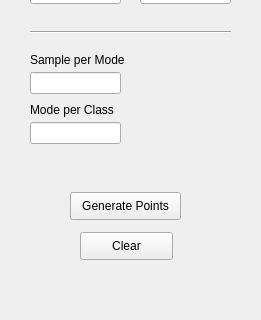
Qt form Gui_plot.ui (SonTonyD/Lodz_IA_introduction) before a commit; both pictures show x 0 to 261 and y 148 to 468 of the 261 by 468 pixel window.
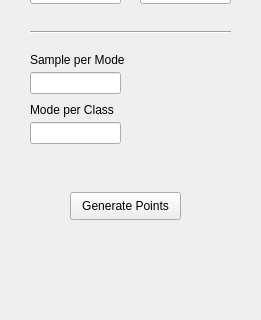
The same form after that commit.

Commit message: remove clear button from gui

```diff
--- a/Gui_plot.ui
+++ b/Gui_plot.ui
@@ -2,6 +2,14 @@
 <ui version="4.0">
  <class>Form</class>
  <widget class="QWidget" name="Form">
+  <property name="geometry">
+   <rect>
+    <x>0</x>
+    <y>0</y>
+    <width>261</width>
+    <height>468</height>
+   </rect>
+  </property>
   <property name="windowTitle">
    <string>Form</string>
   </property>
@@ -175,19 +183,6 @@
     <enum>Qt::Horizontal</enum>
    </property>
   </widget>
-  <widget class="QPushButton" name="pushButton_2">
-   <property name="geometry">
-    <rect>
-     <x>80</x>
-     <y>380</y>
-     <width>93</width>
-     <height>28</height>
-    </rect>
-   </property>
-   <property name="text">
-    <string>Clear</string>
-   </property>
-  </widget>
  </widget>
  <resources/>
  <connections/>
```
